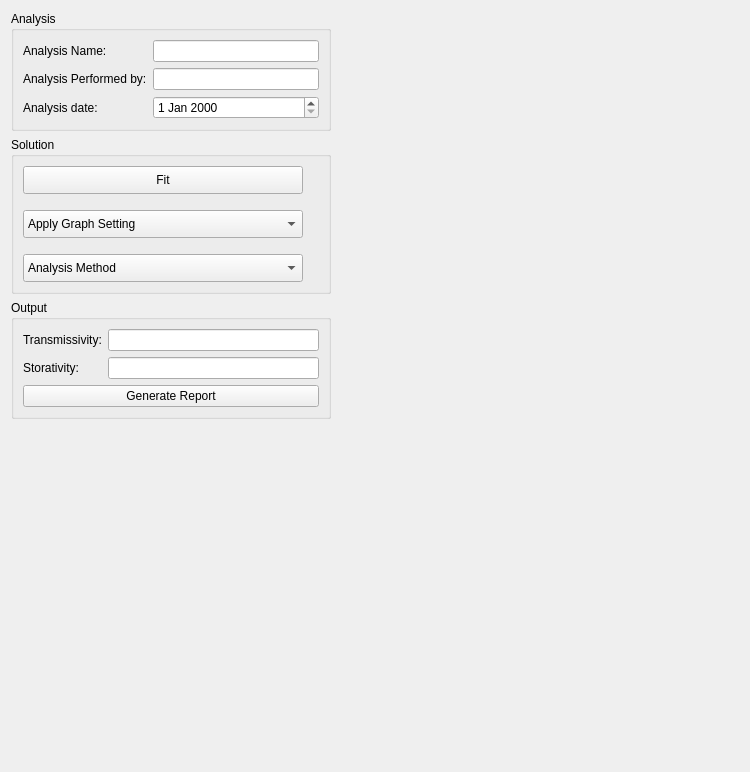
This is HyAn/ui/analysis.ui in dhanush-2501/hydro-analyzer as Qt 5 draws it before an edit. The edited form follows.
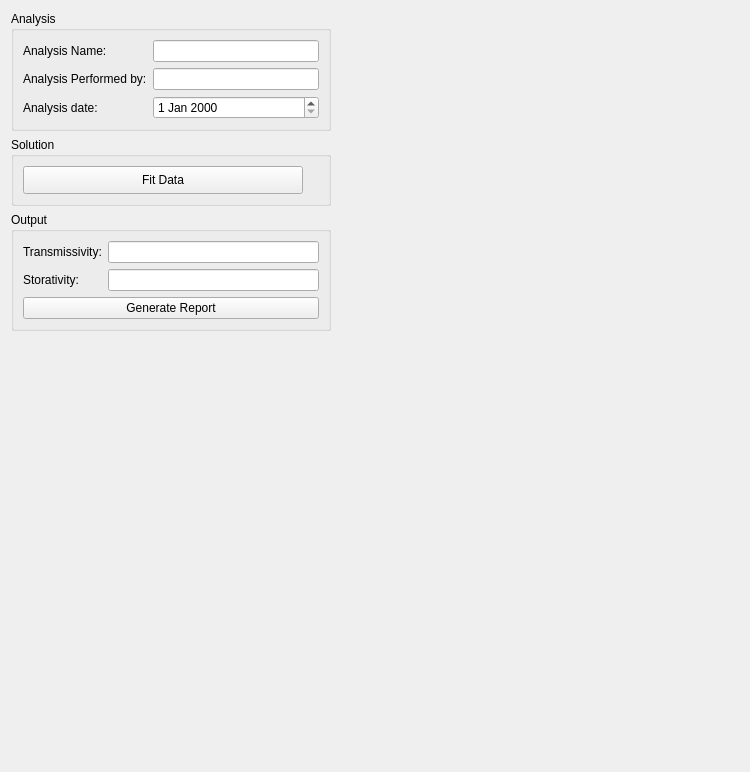
This is the edited form. Icons and pictures are not drawn. Custom widgets are drawn as their Qt base class.

What changed in the file:
```diff
--- a/HyAn/ui/analysis.ui
+++ b/HyAn/ui/analysis.ui
@@ -121,7 +121,7 @@
            </size>
           </property>
           <property name="text">
-           <string>Fit</string>
+           <string>Fit Data</string>
           </property>
           <property name="icon">
            <iconset resource="icon/icon.qrc">
@@ -129,85 +129,6 @@
           </property>
          </widget>
         </item>
-        <item>
-         <widget class="QComboBox" name="cb_apply_graph_setting">
-          <property name="sizePolicy">
-           <sizepolicy hsizetype="Expanding" vsizetype="Fixed">
-            <horstretch>0</horstretch>
-            <verstretch>0</verstretch>
-           </sizepolicy>
-          </property>
-          <property name="minimumSize">
-           <size>
-            <width>0</width>
-            <height>28</height>
-           </size>
-          </property>
-          <property name="maximumSize">
-           <size>
-            <width>280</width>
-            <height>40</height>
-           </size>
-          </property>
-          <item>
-           <property name="text">
-            <string>Apply Graph Setting</string>
-           </property>
-          </item>
-          <item>
-           <property name="text">
-            <string>log - log</string>
-           </property>
-          </item>
-         </widget>
-        </item>
-        <item>
-         <widget class="QComboBox" name="cb_analysis_method">
-          <property name="sizePolicy">
-           <sizepolicy hsizetype="Preferred" vsizetype="Fixed">
-            <horstretch>0</horstretch>
-            <verstretch>0</verstretch>
-           </sizepolicy>
-          </property>
-          <property name="minimumSize">
-           <size>
-            <width>0</width>
-            <height>28</height>
-           </size>
-          </property>
-          <property name="maximumSize">
-           <size>
-            <width>280</width>
-            <height>40</height>
-           </size>
-          </property>
-          <item>
-           <property name="text">
-            <string>Analysis Method</string>
-           </property>
-          </item>
-          <item>
-           <property name="text">
-            <string>Theis (Confined)</string>
-           </property>
-          </item>
-          <item>
-           <property name="text">
-            <string>Cooper Jacob (Confined)</string>
-           </property>
-          </item>
-          <item>
-           <property name="text">
-            <string>Theis  (Unconfined)</string>
-           </property>
-          </item>
-          <item>
-           <property name="text">
-            <string>Cooper Jacob  (Unconfined)</string>
-           </property>
-          </item>
-         </widget>
-        </item>
        </layout>
       </widget>
      </item>
@@ -254,6 +175,9 @@
         </item>
         <item row="2" column="0" colspan="2">
          <widget class="QPushButton" name="btn_generate_report">
+          <property name="styleSheet">
+           <string notr="true"/>
+          </property>
           <property name="text">
            <string>Generate Report</string>
           </property>
```
Left out of the diff: 22 changed lines with no effect on the pictures.
